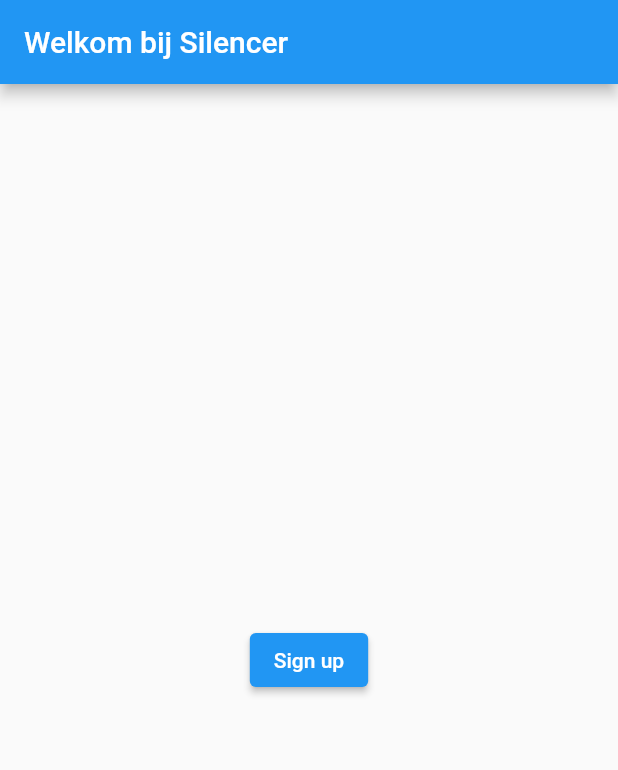
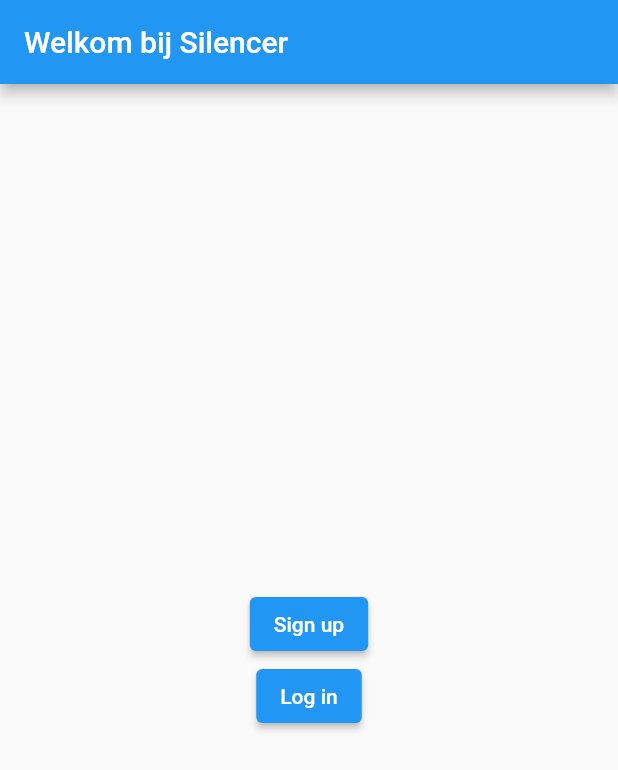
Before and after one commit to oempaloempas/silencer, a Flutter app: the screen it shows after launch, on a phone screen of 412 x 824 dp. Shown: the top 770 px of the screen. Run offline on Flutter 3.47's test engine with Material 2 defaults, Android fonts, the phone set to English and light mode, and no system bars; our stand-ins replace firebase_auth, firebase_core, go_router; accounts and stored records are empty.

Commit message:
added log in page

```diff
--- a/lib/main.dart
+++ b/lib/main.dart
@@ -24,6 +24,7 @@
   @override
   Widget build(BuildContext context) {
     initFirebase();
+    print(Auth.signedIn);
     return MaterialApp.router(
       routerConfig: Navigation().getRoutingInfo(),
     );
--- a/lib/pages/universal/welcome.dart
+++ b/lib/pages/universal/welcome.dart
@@ -8,7 +8,7 @@
   Widget build(BuildContext context) {
     return Scaffold(
         appBar: AppBar(
-          title: Text("Welkom bij Silencer"),
+          title: const Text("Welkom bij Silencer"),
         ),
         body: SizedBox.expand(
           child: Column(
@@ -16,8 +16,13 @@
               crossAxisAlignment: CrossAxisAlignment.center,
               children: [
                 ElevatedButton(
-                    onPressed: () => context.go('/signup'),
-                    child: const Text("Sign up"))
+                  onPressed: () => context.go('/signup'),
+                  child: const Text("Sign up"),
+                ),
+                ElevatedButton(
+                  onPressed: () => context.go('/login'),
+                  child: const Text("Log in"),
+                )
               ]),
         ));
   }
--- a/lib/services/auth.dart
+++ b/lib/services/auth.dart
@@ -1,5 +1,3 @@
-import 'dart:ffi';
-
 import 'package:firebase_auth/firebase_auth.dart';
 
 class Auth {
@@ -28,11 +26,15 @@
   Future<void> signInWithEmailAndPassword({
     required String email,
     required String password,
+    Function? whenDone,
   }) async {
     await _firebaseAuth.signInWithEmailAndPassword(
       email: email,
       password: password,
     );
+    if (whenDone != null) {
+      whenDone();
+    }
   }
 
   Future<void> createUserWithEmailAndPassword({
--- a/lib/services/navigation.dart
+++ b/lib/services/navigation.dart
@@ -2,6 +2,7 @@
 
 import 'package:go_router/go_router.dart';
 import 'package:silencer/pages/universal/home.dart';
+import 'package:silencer/pages/universal/login.dart';
 import 'package:silencer/pages/universal/signup.dart';
 import 'package:silencer/pages/universal/welcome.dart';
 import 'package:silencer/services/auth.dart';
@@ -29,6 +30,10 @@
       GoRoute(
         path: '/signup',
         builder: (context, state) => const SignUpEmail(),
+      ),
+      GoRoute(
+        path: '/login',
+        builder: (context, state) => const LogInEmail(),
       )
     ]);
   }
--- a/pubspec.yaml
+++ b/pubspec.yaml
@@ -38,6 +38,7 @@
   firebase_core: ^2.17.0
   firebase_auth: ^4.10.1
   go_router: ^11.1.4
+  logger: ^2.0.2+1
 
 dev_dependencies:
   flutter_test:
```
Also changed, not shown: lib/pages/universal/login.dart (added, +73 -0 lines), pubspec.lock.
